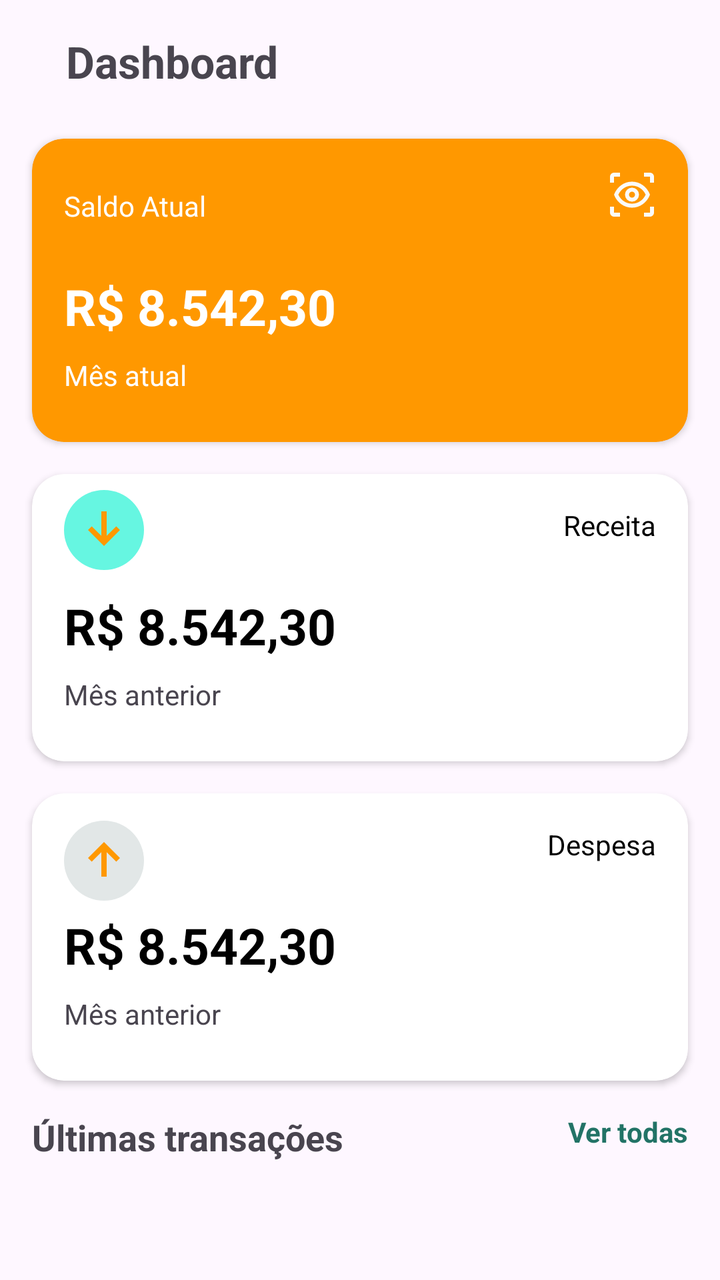
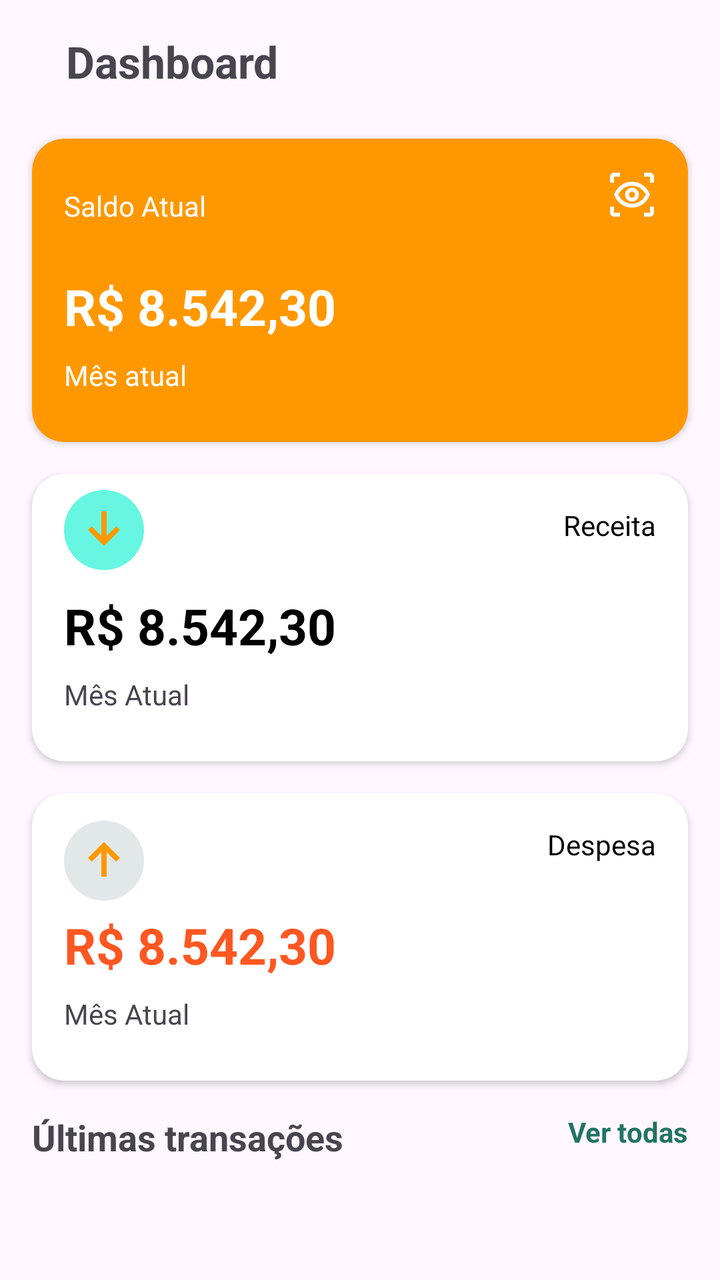

Two renders of the same Android screen: before a commit and after it. Below are the layout's source before the change and the commit's diff.
<!-- AndroidManifest.xml: application theme Theme.ContaCerta -->
<!-- res/layout/fragment_dashboard.xml -->
<?xml version="1.0" encoding="utf-8"?>
<androidx.constraintlayout.widget.ConstraintLayout
    xmlns:android="http://schemas.android.com/apk/res/android"
    xmlns:app="http://schemas.android.com/apk/res-auto"
    xmlns:tools="http://schemas.android.com/tools"
    android:layout_width="match_parent"
    android:layout_height="match_parent"
    tools:context=".fragment.DashboardFragment">

    <TextView
        android:id="@+id/textView9"
        android:layout_width="wrap_content"
        android:layout_height="wrap_content"
        android:layout_marginStart="16dp"
        android:layout_marginTop="16dp"
        android:text="Dashboard"
        android:textSize="22sp"
        android:textStyle="bold"
        app:layout_constraintEnd_toEndOf="parent"
        app:layout_constraintHorizontal_bias="0.072"
        app:layout_constraintStart_toStartOf="parent"
        app:layout_constraintTop_toTopOf="parent" />


    <androidx.cardview.widget.CardView
        android:id="@+id/cardView"
        android:layout_width="0dp"
        android:layout_height="wrap_content"
        android:layout_marginStart="16dp"
        android:layout_marginTop="24dp"
        android:layout_marginEnd="16dp"
        android:backgroundTint="@color/laranja"
        app:cardCornerRadius="16dp"
        app:layout_constraintEnd_toEndOf="parent"
        app:layout_constraintStart_toStartOf="parent"
        app:layout_constraintTop_toBottomOf="@+id/textView9">

        <androidx.constraintlayout.widget.ConstraintLayout
            android:layout_width="match_parent"
            android:layout_height="match_parent">

            <TextView
                android:id="@+id/textView4"
                android:layout_width="wrap_content"
                android:layout_height="wrap_content"
                android:layout_marginStart="16dp"
                android:layout_marginTop="24dp"
                android:text="Saldo Atual"
                android:textColor="@color/white"
                app:layout_constraintStart_toStartOf="parent"
                app:layout_constraintTop_toTopOf="parent" />

            <TextView
                android:id="@+id/tvSaldo"
                android:layout_width="wrap_content"
                android:layout_height="wrap_content"
                android:layout_marginStart="16dp"
                android:layout_marginTop="24dp"
                android:text="R$ 8.542,30"
                android:textColor="@color/white"
                android:textSize="25sp"
                android:textStyle="bold"
                app:layout_constraintStart_toStartOf="parent"
                app:layout_constraintTop_toBottomOf="@+id/textView4" />

            <ImageView
                android:id="@+id/imageView2"
                android:layout_width="wrap_content"
                android:layout_height="wrap_content"
                android:layout_marginTop="16dp"
                android:layout_marginEnd="16dp"
                android:src="@drawable/ic_olho"
                app:layout_constraintEnd_toEndOf="parent"
                app:layout_constraintTop_toTopOf="parent" />

            <TextView
                android:id="@+id/textView7"
                android:layout_width="wrap_content"
                android:layout_height="wrap_content"
                android:layout_marginStart="16dp"
                android:layout_marginTop="8dp"
                android:layout_marginBottom="24dp"
                android:text="Mês atual"
                android:textColor="@color/white"
                app:layout_constraintBottom_toBottomOf="parent"
                app:layout_constraintStart_toStartOf="parent"
                app:layout_constraintTop_toBottomOf="@+id/tvSaldo"
                app:layout_constraintVertical_bias="0.1" />
        </androidx.constraintlayout.widget.ConstraintLayout>


    </androidx.cardview.widget.CardView>


    <androidx.cardview.widget.CardView
        android:id="@+id/cardView2"
        android:layout_width="0dp"
        android:layout_height="wrap_content"
        android:layout_marginStart="16dp"
        android:layout_marginTop="16dp"
        android:layout_marginEnd="16dp"
        app:cardCornerRadius="16dp"
        app:layout_constraintEnd_toEndOf="parent"
        app:layout_constraintStart_toStartOf="parent"
        app:layout_constraintTop_toBottomOf="@+id/cardView">

        <androidx.constraintlayout.widget.ConstraintLayout
            android:layout_width="match_parent"
            android:layout_height="match_parent">

            <TextView
                android:id="@+id/textView5"
                android:layout_width="wrap_content"
                android:layout_height="wrap_content"
                android:layout_marginTop="16dp"
                android:layout_marginEnd="16dp"
                android:text="Receita"
                android:textColor="@color/black"
                app:layout_constraintEnd_toEndOf="parent"
                app:layout_constraintTop_toTopOf="parent" />

            <TextView
                android:id="@+id/tvSaldoMesAnterior"
                android:layout_width="wrap_content"
                android:layout_height="wrap_content"
                android:layout_marginStart="16dp"
                android:layout_marginTop="24dp"
                android:text="R$ 8.542,30"
                android:textColor="@color/black"
                android:textSize="25sp"
                android:textStyle="bold"
                app:layout_constraintStart_toStartOf="parent"
                app:layout_constraintTop_toBottomOf="@+id/textView5" />

            <ImageView
                android:id="@+id/imageView4"
                android:layout_width="wrap_content"
                android:layout_height="wrap_content"
                android:layout_marginStart="16dp"
                android:layout_marginTop="8dp"
                android:background="@drawable/fundo_seta_receita"
                android:padding="4dp"
                android:src="@drawable/ic_seta_receita"
                app:layout_constraintBottom_toTopOf="@+id/tvSaldo"
                app:layout_constraintStart_toStartOf="parent"
                app:layout_constraintTop_toTopOf="parent" />

            <TextView
                android:id="@+id/textView3"
                android:layout_width="wrap_content"
                android:layout_height="wrap_content"
                android:layout_marginStart="16dp"
                android:layout_marginTop="8dp"
                android:layout_marginBottom="24dp"
                android:text="Mês anterior"
                app:layout_constraintBottom_toBottomOf="parent"
                app:layout_constraintStart_toStartOf="parent"
                app:layout_constraintTop_toBottomOf="@+id/tvSaldoMesAnterior" />

        </androidx.constraintlayout.widget.ConstraintLayout>


    </androidx.cardview.widget.CardView>

    <androidx.cardview.widget.CardView
        android:id="@+id/cardView3"
        android:layout_width="0dp"
        android:layout_height="wrap_content"
        android:layout_marginStart="16dp"
        android:layout_marginTop="16dp"
        android:layout_marginEnd="16dp"
        app:cardCornerRadius="16dp"
        app:layout_constraintEnd_toEndOf="parent"
        app:layout_constraintStart_toStartOf="parent"
        app:layout_constraintTop_toBottomOf="@+id/cardView2">

        <androidx.constraintlayout.widget.ConstraintLayout
            android:layout_width="match_parent"
            android:layout_height="match_parent">

            <TextView
                android:id="@+id/textView6"
                android:layout_width="wrap_content"
                android:layout_height="wrap_content"
                android:layout_marginTop="16dp"
                android:layout_marginEnd="16dp"
                android:text="Despesa"
                android:textColor="@color/black"
                app:layout_constraintEnd_toEndOf="parent"
                app:layout_constraintTop_toTopOf="parent" />

            <TextView
                android:id="@+id/tvDespesasMesAnterior"
                android:layout_width="wrap_content"
                android:layout_height="wrap_content"
                android:layout_marginStart="16dp"
                android:layout_marginTop="24dp"
                android:text="R$ 8.542,30"
                android:textColor="@color/black"
                android:textSize="25sp"
                android:textStyle="bold"
                app:layout_constraintStart_toStartOf="parent"
                app:layout_constraintTop_toBottomOf="@+id/textView6" />

            <ImageView
                android:id="@+id/imageView8"
                android:layout_width="wrap_content"
                android:layout_height="wrap_content"
                android:layout_marginStart="16dp"
                android:layout_marginTop="16dp"
                android:layout_marginBottom="8dp"
                android:background="@drawable/fundo_seta_despesa"
                android:padding="4dp"
                android:src="@drawable/ic_seta_despesas"
                app:layout_constraintBottom_toTopOf="@+id/tvDespesasMesAnterior"
                app:layout_constraintStart_toStartOf="parent"
                app:layout_constraintTop_toTopOf="parent" />

            <TextView
                android:id="@+id/textView8"
                android:layout_width="wrap_content"
                android:layout_height="wrap_content"
                android:layout_marginStart="16dp"
                android:layout_marginTop="8dp"
                android:layout_marginBottom="24dp"
                android:text="Mês anterior"
                app:layout_constraintBottom_toBottomOf="parent"
                app:layout_constraintStart_toStartOf="parent"
                app:layout_constraintTop_toBottomOf="@+id/tvDespesasMesAnterior" />

        </androidx.constraintlayout.widget.ConstraintLayout>


    </androidx.cardview.widget.CardView>

    <TextView
        android:id="@+id/textView10"
        android:layout_width="wrap_content"
        android:layout_height="wrap_content"
        android:layout_marginStart="16dp"
        android:layout_marginTop="16dp"
        android:text="Últimas transações"
        android:textSize="18sp"
        android:textStyle="bold"
        app:layout_constraintStart_toStartOf="parent"
        app:layout_constraintTop_toBottomOf="@+id/cardView3" />

    <TextView
        android:id="@+id/textView11"
        android:layout_width="wrap_content"
        android:layout_height="wrap_content"
        android:layout_marginTop="16dp"
        android:layout_marginEnd="16dp"
        android:text="Ver todas"
        android:textColor="@color/verde"
        android:textStyle="bold"
        app:layout_constraintEnd_toEndOf="parent"
        app:layout_constraintTop_toBottomOf="@+id/cardView3" />

    <androidx.recyclerview.widget.RecyclerView
        android:id="@+id/rvTransacoes"
        android:layout_width="0dp"
        android:layout_height="0dp"
        android:layout_marginStart="16dp"
        android:layout_marginTop="8dp"
        android:layout_marginEnd="16dp"
        android:layout_marginBottom="8dp"
        tools:listitem="@layout/item_transacoes"
        app:layout_constraintBottom_toBottomOf="parent"
        app:layout_constraintEnd_toEndOf="parent"
        app:layout_constraintStart_toStartOf="parent"
        app:layout_constraintTop_toBottomOf="@+id/textView10" />


</androidx.constraintlayout.widget.ConstraintLayout>
<!-- res/layout/item_transacoes.xml (included above) -->
<?xml version="1.0" encoding="utf-8"?>
<androidx.cardview.widget.CardView
    android:id="@+id/itemCardTransacao"
    xmlns:android="http://schemas.android.com/apk/res/android"
    xmlns:app="http://schemas.android.com/apk/res-auto"
    android:layout_width="match_parent"
    android:layout_height="wrap_content"
    android:layout_margin="4dp"
    app:cardElevation="4dp"
    app:cardCornerRadius="12dp">

    <androidx.constraintlayout.widget.ConstraintLayout
        android:layout_width="match_parent"
        android:layout_height="wrap_content">

        <ImageView
            android:id="@+id/ivItemTransacao"
            android:layout_width="wrap_content"
            android:layout_height="wrap_content"
            android:layout_marginStart="16dp"
            android:layout_marginTop="24dp"
            android:background="@drawable/fundo_image_item_transacao"
            android:padding="10dp"
            app:layout_constraintStart_toStartOf="parent"
            app:layout_constraintTop_toTopOf="parent"
            app:srcCompat="@drawable/ic_salario" />

        <TextView
            android:id="@+id/tvItemTituloTransacaco"
            android:layout_width="wrap_content"
            android:layout_height="wrap_content"
            android:layout_marginStart="16dp"
            android:text="Salário"
            android:textSize="16sp"
            android:textStyle="bold"
            app:layout_constraintStart_toEndOf="@+id/ivItemTransacao"
            app:layout_constraintTop_toTopOf="@+id/ivItemTransacao" />

        <TextView
            android:id="@+id/tvItemCategoriaTransacao"
            android:layout_width="wrap_content"
            android:layout_height="wrap_content"
            android:layout_marginStart="16dp"
            android:layout_marginTop="8dp"
            android:layout_marginBottom="24dp"
            android:text="Trabalho"
            app:layout_constraintBottom_toBottomOf="parent"
            app:layout_constraintStart_toEndOf="@+id/ivItemTransacao"
            app:layout_constraintTop_toBottomOf="@+id/tvItemTituloTransacaco" />

        <TextView
            android:id="@+id/tvItemDataTransacao"
            android:layout_width="wrap_content"
            android:layout_height="wrap_content"
            android:layout_marginStart="16dp"
            android:text="11 de jan 2026"
            app:layout_constraintBottom_toBottomOf="@+id/tvItemCategoriaTransacao"
            app:layout_constraintStart_toEndOf="@+id/tvItemCategoriaTransacao"
            app:layout_constraintTop_toTopOf="@+id/tvItemCategoriaTransacao" />

        <TextView
            android:id="@+id/tvItemHoraTransacao"
            android:layout_width="wrap_content"
            android:layout_height="wrap_content"
            android:layout_marginEnd="16dp"
            android:layout_marginBottom="16dp"
            android:text="13:00"
            app:layout_constraintBottom_toBottomOf="parent"
            app:layout_constraintEnd_toEndOf="parent" />

        <TextView
            android:id="@+id/tvItemValorTransacao"
            android:layout_width="wrap_content"
            android:layout_height="wrap_content"
            android:layout_marginEnd="16dp"
            android:text="5.200,00"
            android:textSize="18sp"
            app:layout_constraintBottom_toTopOf="@+id/tvItemHoraTransacao"
            app:layout_constraintEnd_toEndOf="parent"
            app:layout_constraintTop_toTopOf="parent" />
    </androidx.constraintlayout.widget.ConstraintLayout>

</androidx.cardview.widget.CardView>
<!-- resources referenced by this layout -->
<resources>
  <color name="black">#FF000000</color>
  <color name="laranja">#FF9800</color>
  <color name="verde">#227366</color>
  <color name="white">#FFFFFFFF</color>
  <!-- drawable fundo_image_item_transacao (drawable) -->
  <?xml version="1.0" encoding="utf-8"?>
  <shape xmlns:android="http://schemas.android.com/apk/res/android"
          android:shape="oval">
  
          <solid android:color="@color/cinza" />
          <size android:width="40dp" android:height="40dp" />
  
   </shape>
  <!-- drawable fundo_seta_despesa (drawable) -->
  <?xml version="1.0" encoding="utf-8"?>
  <shape xmlns:android="http://schemas.android.com/apk/res/android"
          android:shape="oval">
  
          <solid android:color="@color/verde_15" />
          <size android:width="40dp" android:height="40dp" />
  
   </shape>
  <!-- drawable fundo_seta_receita (drawable) -->
  <?xml version="1.0" encoding="utf-8"?>
  <shape xmlns:android="http://schemas.android.com/apk/res/android"
      android:shape="oval">
  
      <solid android:color="@color/verde_10" />
      <size android:width="40dp" android:height="40dp" />
  
  </shape>
  <!-- drawable ic_salario (drawable) -->
  <vector xmlns:android="http://schemas.android.com/apk/res/android" android:height="24dp" android:tint="#000000" android:viewportHeight="960" android:viewportWidth="960" android:width="24dp">
        
      <path android:fillColor="@android:color/white" android:pathData="M880,240L880,720Q880,753 856.5,776.5Q833,800 800,800L160,800Q127,800 103.5,776.5Q80,753 80,720L80,240Q80,207 103.5,183.5Q127,160 160,160L800,160Q833,160 856.5,183.5Q880,207 880,240ZM160,320L800,320L800,240Q800,240 800,240Q800,240 800,240L160,240Q160,240 160,240Q160,240 160,240L160,320ZM160,480L160,720Q160,720 160,720Q160,720 160,720L800,720Q800,720 800,720Q800,720 800,720L800,480L160,480ZM160,720L160,720Q160,720 160,720Q160,720 160,720L160,240Q160,240 160,240Q160,240 160,240L160,240Q160,240 160,240Q160,240 160,240L160,720Q160,720 160,720Q160,720 160,720Z"/>
      
  </vector>
  <!-- drawable ic_seta_despesas (drawable) -->
  <vector xmlns:android="http://schemas.android.com/apk/res/android" android:height="24dp" android:tint="#FF9800" android:viewportHeight="960" android:viewportWidth="960" android:width="24dp">
        
      <path android:fillColor="@android:color/white" android:pathData="M440,720L440,352L296,496L240,440L480,200L720,440L664,496L520,352L520,720L440,720Z"/>
      
  </vector>
  <!-- drawable ic_seta_receita (drawable) -->
  <vector xmlns:android="http://schemas.android.com/apk/res/android" android:height="24dp" android:tint="#FF9800" android:viewportHeight="960" android:viewportWidth="960" android:width="24dp">
        
      <path android:fillColor="@android:color/white" android:pathData="M480,720L240,480L296,424L440,568L440,200L520,200L520,568L664,424L720,480L480,720Z"/>
      
  </vector>
  <style name="Theme.ContaCerta" parent="Base.Theme.ContaCerta" />
  <color name="cinza">#B8B4B4</color>
  <color name="verde_15">#E2E7E7</color>
  <color name="verde_10">#66F6E1</color>
  <style name="Base.Theme.ContaCerta" parent="Theme.Material3.DayNight.NoActionBar">
          
          
      </style>
  <!-- unchanged entries left out for length: 1 -->
</resources>

<!-- the commit's change to res/layout/fragment_dashboard.xml (unified diff, before → after) -->
@@ -120,7 +120,7 @@
                 app:layout_constraintTop_toTopOf="parent" />
 
             <TextView
-                android:id="@+id/tvSaldoMesAnterior"
+                android:id="@+id/tvReceitaAtual"
                 android:layout_width="wrap_content"
                 android:layout_height="wrap_content"
                 android:layout_marginStart="16dp"
@@ -152,10 +152,10 @@
                 android:layout_marginStart="16dp"
                 android:layout_marginTop="8dp"
                 android:layout_marginBottom="24dp"
-                android:text="Mês anterior"
+                android:text="Mês Atual"
                 app:layout_constraintBottom_toBottomOf="parent"
                 app:layout_constraintStart_toStartOf="parent"
-                app:layout_constraintTop_toBottomOf="@+id/tvSaldoMesAnterior" />
+                app:layout_constraintTop_toBottomOf="@+id/tvReceitaAtual" />
 
         </androidx.constraintlayout.widget.ConstraintLayout>
 
@@ -190,13 +190,13 @@
                 app:layout_constraintTop_toTopOf="parent" />
 
             <TextView
-                android:id="@+id/tvDespesasMesAnterior"
+                android:id="@+id/tvDespesasAtual"
                 android:layout_width="wrap_content"
                 android:layout_height="wrap_content"
                 android:layout_marginStart="16dp"
                 android:layout_marginTop="24dp"
                 android:text="R$ 8.542,30"
-                android:textColor="@color/black"
+                android:textColor="@color/vermelho"
                 android:textSize="25sp"
                 android:textStyle="bold"
                 app:layout_constraintStart_toStartOf="parent"
@@ -212,7 +212,7 @@
                 android:background="@drawable/fundo_seta_despesa"
                 android:padding="4dp"
                 android:src="@drawable/ic_seta_despesas"
-                app:layout_constraintBottom_toTopOf="@+id/tvDespesasMesAnterior"
+                app:layout_constraintBottom_toTopOf="@+id/tvDespesasAtual"
                 app:layout_constraintStart_toStartOf="parent"
                 app:layout_constraintTop_toTopOf="parent" />
 
@@ -223,10 +223,10 @@
                 android:layout_marginStart="16dp"
                 android:layout_marginTop="8dp"
                 android:layout_marginBottom="24dp"
-                android:text="Mês anterior"
+                android:text="Mês Atual"
                 app:layout_constraintBottom_toBottomOf="parent"
                 app:layout_constraintStart_toStartOf="parent"
-                app:layout_constraintTop_toBottomOf="@+id/tvDespesasMesAnterior" />
+                app:layout_constraintTop_toBottomOf="@+id/tvDespesasAtual" />
 
         </androidx.constraintlayout.widget.ConstraintLayout>
 
@@ -246,7 +246,7 @@
         app:layout_constraintTop_toBottomOf="@+id/cardView3" />
 
     <TextView
-        android:id="@+id/textView11"
+        android:id="@+id/tvVerTodos"
         android:layout_width="wrap_content"
         android:layout_height="wrap_content"
         android:layout_marginTop="16dp"
@@ -275,7 +275,7 @@
 </androidx.constraintlayout.widget.ConstraintLayout>
 <!-- res/layout/item_transacoes.xml (included above) -->
 <?xml version="1.0" encoding="utf-8"?>
-<androidx.cardview.widget.CardView
+<androidx.cardview.widget.CardView xmlns:tools="http://schemas.android.com/tools"
     android:id="@+id/itemCardTransacao"
     xmlns:android="http://schemas.android.com/apk/res/android"
     xmlns:app="http://schemas.android.com/apk/res-auto"
@@ -335,23 +335,13 @@
             app:layout_constraintTop_toTopOf="@+id/tvItemCategoriaTransacao" />
 
         <TextView
-            android:id="@+id/tvItemHoraTransacao"
-            android:layout_width="wrap_content"
-            android:layout_height="wrap_content"
-            android:layout_marginEnd="16dp"
-            android:layout_marginBottom="16dp"
-            android:text="13:00"
-            app:layout_constraintBottom_toBottomOf="parent"
-            app:layout_constraintEnd_toEndOf="parent" />
-
-        <TextView
             android:id="@+id/tvItemValorTransacao"
             android:layout_width="wrap_content"
             android:layout_height="wrap_content"
+            android:layout_marginTop="16dp"
             android:layout_marginEnd="16dp"
             android:text="5.200,00"
             android:textSize="18sp"
-            app:layout_constraintBottom_toTopOf="@+id/tvItemHoraTransacao"
             app:layout_constraintEnd_toEndOf="parent"
             app:layout_constraintTop_toTopOf="parent" />
     </androidx.constraintlayout.widget.ConstraintLayout>
<!-- resource entries referenced after the edit -->
@@ -3,6 +3,7 @@
   <color name="black">#FF000000</color>
   <color name="laranja">#FF9800</color>
   <color name="verde">#227366</color>
+  <color name="vermelho">#FF5722</color>
   <color name="white">#FFFFFFFF</color>
   <!-- drawable fundo_image_item_transacao (drawable) -->
   <?xml version="1.0" encoding="utf-8"?>
